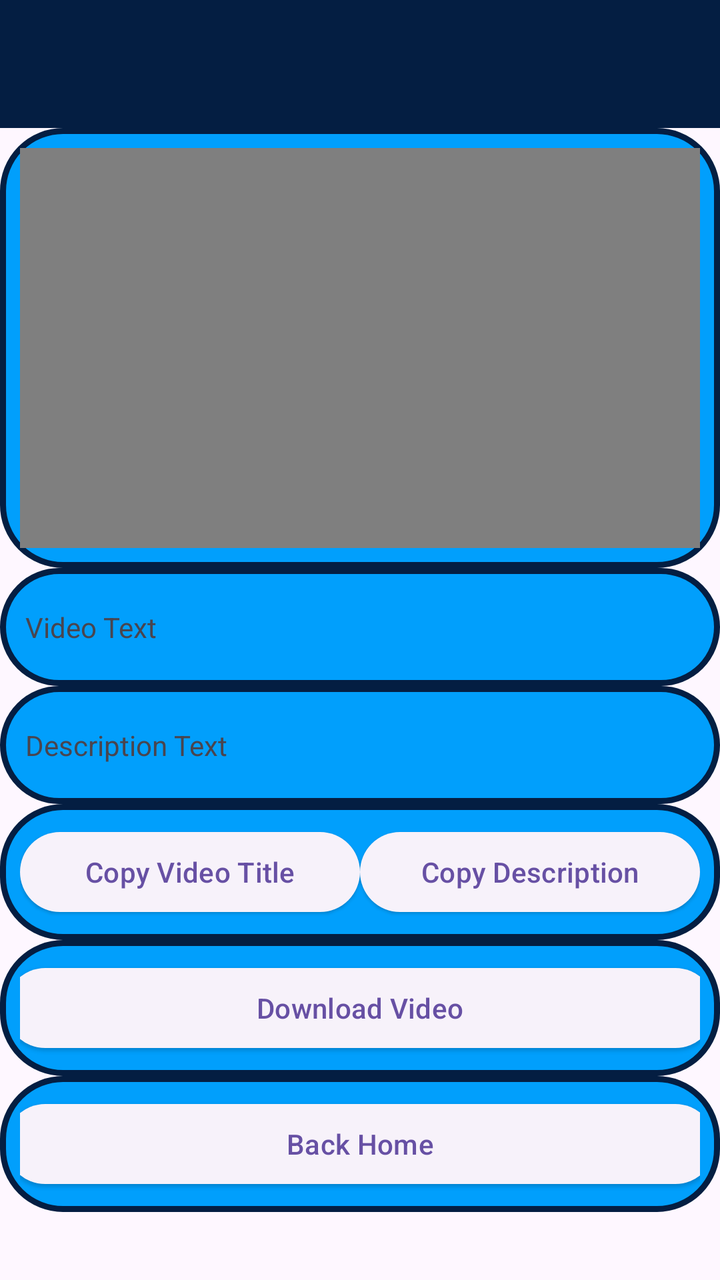
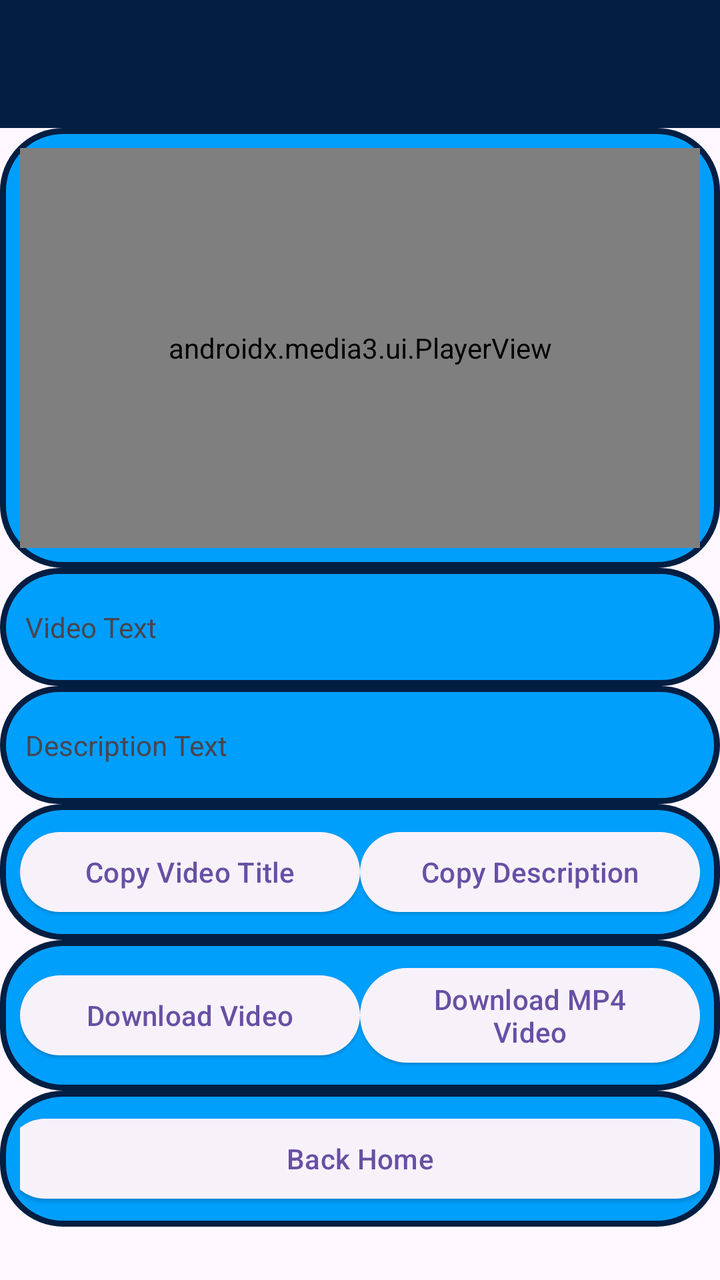

Compare the two renders of this Android layout. The source of the first and the diff that turns it into the second are given below.
<!-- AndroidManifest.xml: application theme Theme.MLBDownloaderVideos -->
<!-- res/layout/download_activity.xml -->
<?xml version="1.0" encoding="utf-8"?>
<androidx.constraintlayout.widget.ConstraintLayout xmlns:android="http://schemas.android.com/apk/res/android"
    xmlns:tools="http://schemas.android.com/tools"
    android:layout_width="match_parent"
    android:layout_height="match_parent">

    <TableLayout
        android:layout_width="match_parent"
        android:layout_height="wrap_content"
        android:layout_marginTop="20dp">

    <androidx.appcompat.widget.Toolbar
    android:id="@+id/my_toolbar"
    android:layout_width="match_parent"
    android:layout_height="?attr/actionBarSize"
    android:background="#041E42"
    android:color="#041E42"
    android:elevation="4dp"/>

    <TableRow
        android:layout_width="match_parent"
        android:layout_height="wrap_content"
        android:background="@drawable/border"
        android:gravity="center"
        android:padding="10dp">

        <VideoView
                android:id="@+id/videoId"
                android:layout_width="300dp"
        android:layout_height="200dp" />

    </TableRow>

        <TableRow
            android:layout_width="match_parent"
            android:layout_height="57dp"
            android:background="@drawable/border"
            android:gravity="center"
            android:padding="10dp">


            <TextView
                android:id="@+id/nameTextId"
                android:layout_width="wrap_content"
                android:layout_height="wrap_content"
                android:ellipsize="marquee"
                android:lines="2"
                android:padding="10dp"
                android:singleLine="true"
                android:text="Video Text" />

            

         </TableRow>

         <TableRow
             android:layout_width="match_parent"
             android:layout_height="57dp"
             android:background="@drawable/border"
             android:gravity="center"
             android:padding="10dp">


             <TextView
                 android:id="@+id/descriptionTextId"
                 android:layout_width="355dp"
                 android:layout_height="wrap_content"
                 android:ellipsize="marquee"
                 android:lines="2"
                 android:padding="10dp"
                 android:singleLine="true"
                 android:text="Description Text" />

            

        </TableRow>

        <TableRow
            android:layout_width="match_parent"
            android:layout_height="wrap_content"
            android:background="@drawable/border"
            android:gravity="center"
            android:padding="10dp">

            <Button
                style="@style/Widget.Material3.Button.ElevatedButton"
                android:id="@+id/copyVideoTextButton"
                android:layout_width="0dp"
                android:layout_height="wrap_content"
                android:text="Copy Video Title"
                android:layout_weight="1"
                android:src="@drawable/ic_content_copy"
                android:onClick="onCopyVideoText" />

            <Button
                style="@style/Widget.Material3.Button.ElevatedButton"
                android:id="@+id/copyTextButton"
                android:layout_width="0dp"
                android:layout_height="wrap_content"
                android:layout_weight="1"
                android:text="Copy Description"
                android:src="@drawable/ic_content_copy"
                android:onClick="onCopyDescription" />

        </TableRow>

            

    <TableRow
        android:layout_width="match_parent"
        android:layout_height="wrap_content"
        android:background="@drawable/border"
        android:gravity="center"
        android:padding="10dp">

    <Button
            style="@style/Widget.Material3.Button.ElevatedButton"
            android:id="@+id/DownloadButton"
            android:layout_width="wrap_content"
            android:layout_height="wrap_content"
            android:text="Download Video"
            android:onClick="DownloadButton" />

        </TableRow>
    <TableRow
        android:layout_width="match_parent"
        android:layout_height="wrap_content"
        android:background="@drawable/border"
        android:gravity="center"
        android:padding="10dp">
        
        <Button
            style="@style/Widget.Material3.Button.ElevatedButton"
            android:id="@+id/BackButton"
            android:layout_width="wrap_content"
            android:layout_height="wrap_content"
            android:text="Back Home"
            android:onClick="BackHomeButton" />
    </TableRow> 
     <TableRow
        android:layout_width="match_parent"
        android:layout_height="wrap_content"
        android:background="@drawable/border"
        android:gravity="center"
        android:visibility="invisible"
        android:padding="10dp">

        <TextView
            android:id="@+id/linkTextId"
            android:layout_width="wrap_content"
            android:layout_height="wrap_content"
            android:visibility="invisible"
            android:text="" />

    </TableRow>
    </TableLayout>

</androidx.constraintlayout.widget.ConstraintLayout>
<!-- resources referenced by this layout -->
<resources>
  <!-- drawable border (drawable) -->
  <?xml version="1.0" encoding="utf-8"?>
  <shape xmlns:android="http://schemas.android.com/apk/res/android">
      <solid android:color="#019ffc"></solid>
      <stroke android:width="3dp" android:color="#041E42"/>
      <corners android:radius="30dp"/>
  </shape>
  <!-- drawable ic_content_copy: png bitmap (drawable, 8940 bytes) -->
  <style name="Theme.MLBDownloaderVideos" parent="Base.Theme.MLBDownloaderVideos" />
  <style name="Base.Theme.MLBDownloaderVideos" parent="Theme.Material3.DayNight.NoActionBar">
          
          
      </style>
</resources>

<!-- the commit's change to res/layout/download_activity.xml (unified diff, before → after) -->
@@ -2,7 +2,8 @@
 <androidx.constraintlayout.widget.ConstraintLayout xmlns:android="http://schemas.android.com/apk/res/android"
     xmlns:tools="http://schemas.android.com/tools"
     android:layout_width="match_parent"
-    android:layout_height="match_parent">
+    android:layout_height="match_parent"
+    xmlns:app="http://schemas.android.com/apk/res-auto">
 
     <TableLayout
         android:layout_width="match_parent"
@@ -24,10 +25,14 @@
         android:gravity="center"
         android:padding="10dp">
 
-        <VideoView
-                android:id="@+id/videoId"
-                android:layout_width="300dp"
-        android:layout_height="200dp" />
+        <androidx.media3.ui.PlayerView
+            android:id="@+id/videoId"
+            android:layout_width="300dp"
+            android:layout_height="200dp"
+            app:layout_constraintBottom_toBottomOf="parent"
+            app:layout_constraintEnd_toEndOf="parent"
+            app:layout_constraintStart_toStartOf="parent"
+            app:layout_constraintTop_toTopOf="parent" />
 
     </TableRow>
 
@@ -116,10 +121,21 @@
     <Button
             style="@style/Widget.Material3.Button.ElevatedButton"
             android:id="@+id/DownloadButton"
-            android:layout_width="wrap_content"
+            android:layout_width="0dp"
             android:layout_height="wrap_content"
+        android:layout_weight="1"
             android:text="Download Video"
             android:onClick="DownloadButton" />
+
+        <Button
+            style="@style/Widget.Material3.Button.ElevatedButton"
+            android:id="@+id/DownloadMP4Button"
+            android:layout_width="0dp"
+            android:layout_height="wrap_content"
+            android:text="Download MP4 Video"
+            android:layout_weight="1"
+            android:src="@drawable/ic_content_copy"
+            android:onClick="DownloadMP4Button" />
 
         </TableRow>
     <TableRow
